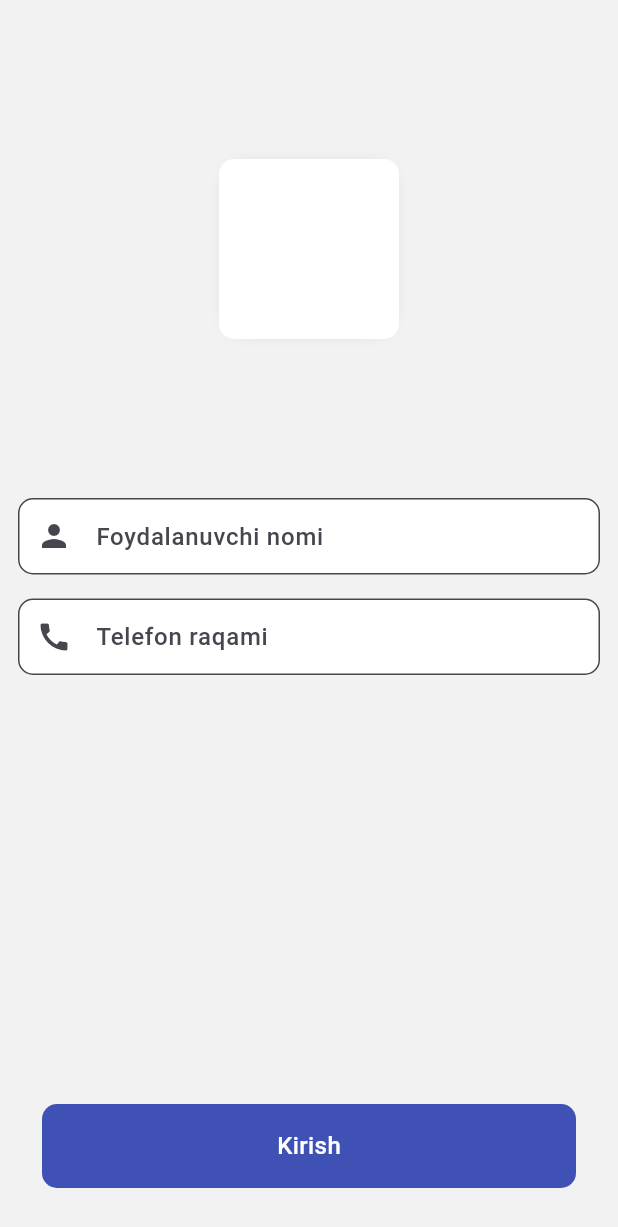
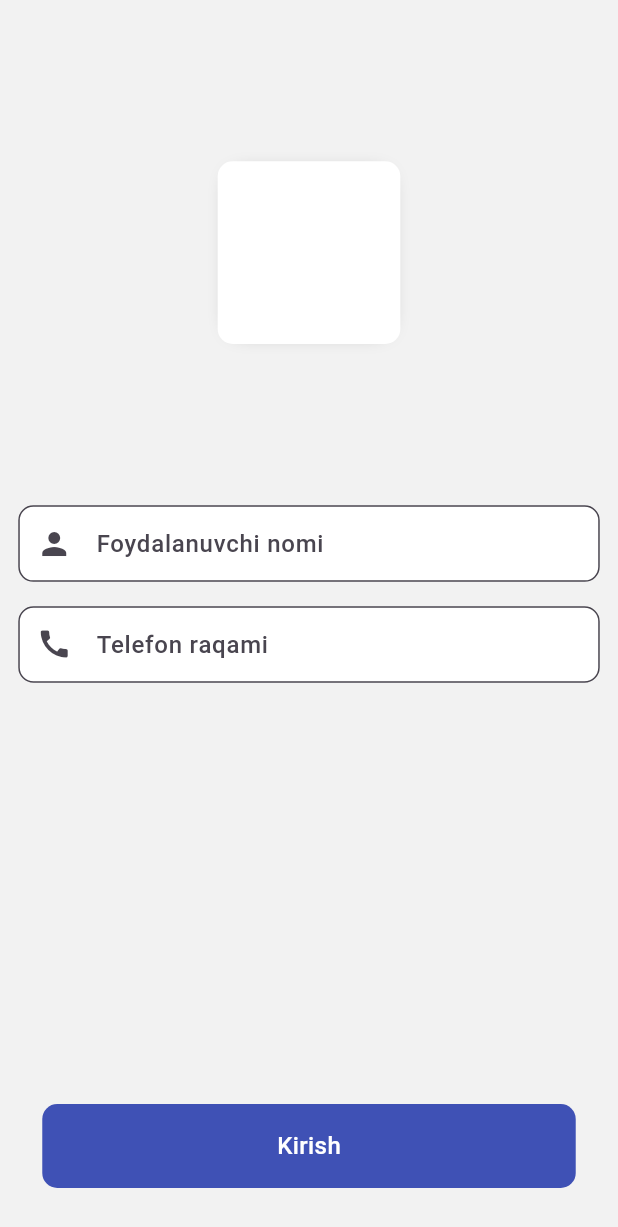
Before and after one commit to Yoshlar-Texnoparki/cafeapp, a Flutter app: the screen it shows after launch, on a phone screen of 412 x 824 dp. Shown: the top 1227 px of the screen. Run offline on Flutter 3.47's test engine with Material 3 defaults, Android fonts, the phone set to English and light mode, and no system bars; our stand-ins replace flutter_screenutil, shared_preferences.

```diff
--- a/lib/src/ui/auth/login_screen.dart
+++ b/lib/src/ui/auth/login_screen.dart
@@ -5,6 +5,7 @@ import 'package:cafeapp/src/theme/app_style.dart';
 import 'package:cafeapp/src/utils/cache.dart';
 import 'package:cafeapp/src/widget/button_widget.dart';
 import 'package:flutter/material.dart';
+import 'package:flutter_screenutil/flutter_screenutil.dart';
 
 import '../../dialog/center_dialog.dart';
 
@@ -24,19 +25,19 @@ class _LoginScreenState extends State<LoginScreen> {
     return Scaffold(
       backgroundColor: AppColors.background,
       body: Padding(
-        padding: EdgeInsets.symmetric(horizontal: 12.0),
+        padding: EdgeInsets.symmetric(horizontal: 12.0.sp),
         child: Column(
           children: [
-            SizedBox(height: 106,),
+            SizedBox(height: 106.sp,),
             Center(
               child: Container(
-                width: 120,
-                height: 120,
+                width: 120.sp,
+                height: 120.sp,
                 decoration: BoxDecoration(
                     boxShadow: [
                       BoxShadow(
                           spreadRadius: -8,
-                          blurRadius: 10,
+                          blurRadius: 10.r,
                           color: Colors.grey
                       )
                     ],
@@ -45,7 +46,7 @@ class _LoginScreenState extends State<LoginScreen> {
                 ),
               ),
             ),
-            SizedBox(height: 106,),
+            SizedBox(height: 106.sp,),
             TextField(
               style: AppStyle.font500(AppColors.black),
               controller: controllerUsername,
@@ -59,7 +60,7 @@ class _LoginScreenState extends State<LoginScreen> {
                   fillColor: AppColors.white
               ),
             ),
-            SizedBox(height: 16,),
+            SizedBox(height: 16.sp,),
             TextField(
               style: AppStyle.font500(AppColors.black),
               controller: controllerPassword,
@@ -68,7 +69,7 @@ class _LoginScreenState extends State<LoginScreen> {
                   hintText: "Telefon raqami",
                   filled: true,
                   border: OutlineInputBorder(
-                  borderRadius: BorderRadius.circular(10)
+                      borderRadius: BorderRadius.circular(10.r)
                   ),
                   fillColor: AppColors.white
               ),
--- a/pubspec.yaml
+++ b/pubspec.yaml
@@ -19,7 +19,7 @@ publish_to: 'none' # Remove this line if you wish to publish to pub.dev
 version: 1.0.0+1
 
 environment:
-  sdk: ^3.9.2
+  sdk: ^3.8.1
 
 # Dependencies specify other packages that your package needs in order to work.
 # To automatically upgrade your package dependencies to the latest versions
```
Also changed, not shown: lib/src/ui/auth/pincode_screen.dart (+25 -24 lines), pubspec.lock. Lines whose indentation alone changed are shown as unchanged.
